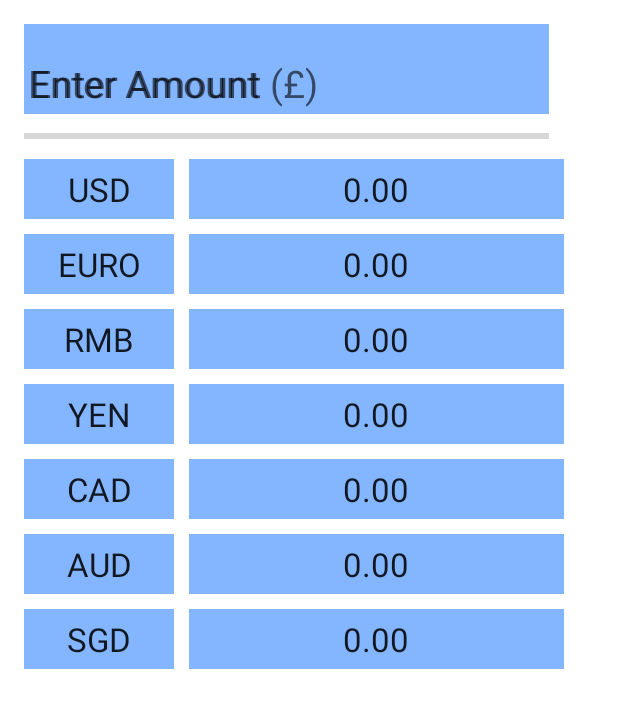
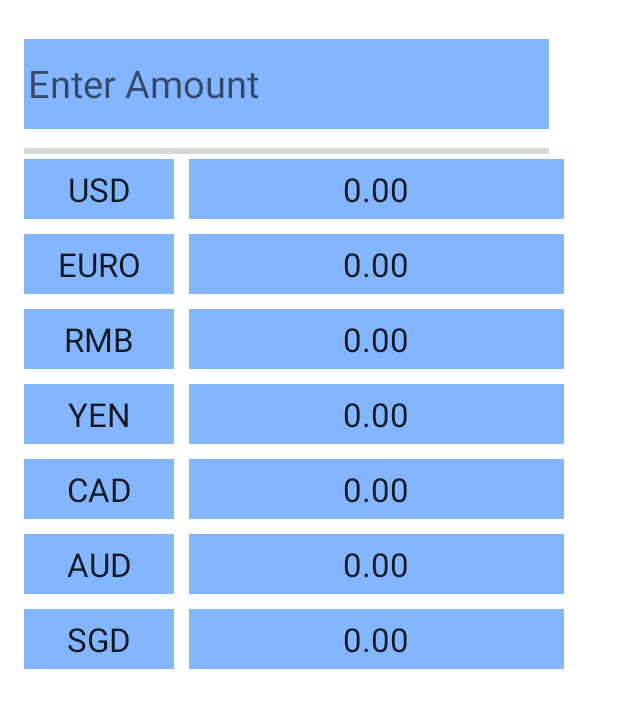
Before and after one commit to zczlkme/CurrencyExchangeCalc, an Android app: the screen it shows after launch (MainActivity), on a phone screen of 412 x 824 dp. Shown: the top 708 px of the screen. Run offline under Robolectric (Android 15) with nearby library versions, the phone set to English and light mode, and no system bars.

Commit message:
first commit

```diff
--- a/app/src/main/res/layout/content_main.xml
+++ b/app/src/main/res/layout/content_main.xml
@@ -19,7 +19,16 @@
         android:layout_height="60dp"
         android:layout_alignParentTop="true"
         android:background="#84b5ff"
-        android:id="@+id/gridLayout8">
+        android:id="@+id/gridLayout8"
+        android:layout_marginTop="10dp">
+
+        <EditText
+            android:layout_width="350dp"
+            android:layout_height="1dp"
+            android:id="@+id/nameText"
+            android:layout_row="0"
+            android:layout_column="0"
+            android:layout_marginTop="40dp" />
 
         <TextView
             android:layout_width="350dp"
@@ -31,20 +40,9 @@
             android:id="@+id/view0"
             android:hint="@string/Viewamount"
             android:textSize="25dp"
-            android:layout_marginTop="10dp" />
+            android:layout_marginTop="10dp"
+            android:textColor="#000000" />
 
-        <EditText
-            android:layout_width="350dp"
-            android:layout_height="60dp"
-            android:id="@+id/nameText"
-            android:layout_row="0"
-            android:layout_column="0"
-            android:layout_marginTop="10dp"
-            android:editable="false"
-
-            android:hint="Enter Amount (£)"
-            android:hyphenationFrequency="none"
-            android:textSize="25dp" />
     </GridLayout>
 
     <GridLayout
--- a/app/src/main/res/values/strings.xml
+++ b/app/src/main/res/values/strings.xml
@@ -11,4 +11,5 @@
     <string name="pounds">Pounds</string>
     <string name="Pounds">Text</string>
     <string name="Viewamount">Enter Amount</string>
+    <string name="Editthevalue">Enter Amount (£)</string>
 </resources>
```
